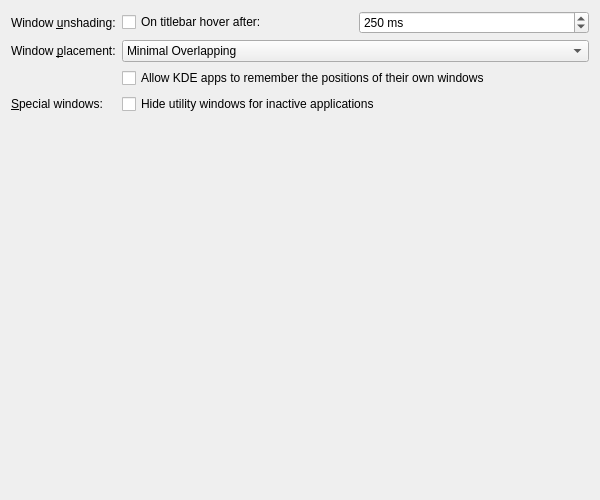
Before: the Qt Designer form kcmkwin/kwinoptions/advanced.ui in winft/theseus-ship, drawn with Qt 5.
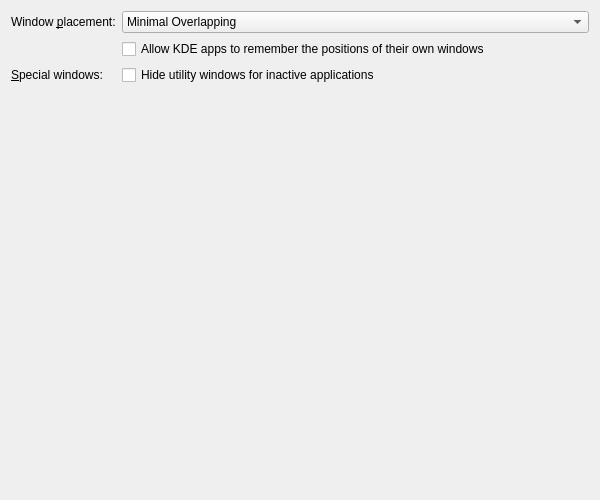
After: the same form once the commit is applied. Custom widgets are drawn as their Qt base class.

Commit message: feat: remove shading windows

The edit to the form file:
```diff
--- a/kcmkwin/kwinoptions/advanced.ui
+++ b/kcmkwin/kwinoptions/advanced.ui
@@ -15,52 +15,6 @@
     <set>Qt::AlignHCenter|Qt::AlignTop</set>
    </property>
    <item row="0" column="0">
-    <widget class="QLabel" name="shadeHoverLabel">
-     <property name="text">
-      <string>Window &amp;unshading:</string>
-     </property>
-     <property name="buddy">
-      <cstring>kcfg_ShadeHover</cstring>
-     </property>
-    </widget>
-   </item>
-   <item row="0" column="1">
-    <layout class="QHBoxLayout" name="horizontalLayout_1">
-     <item>
-      <widget class="QCheckBox" name="kcfg_ShadeHover">
-       <property name="whatsThis">
-        <string>&lt;html&gt;&lt;head/&gt;&lt;body&gt;&lt;p&gt;If this option is enabled, a shaded window will unshade automatically when the mouse pointer has been over the titlebar for some time.&lt;/p&gt;&lt;/body&gt;&lt;/html&gt;</string>
-       </property>
-       <property name="text">
-        <string>On titlebar hover after:</string>
-       </property>
-      </widget>
-     </item>
-     <item>
-      <widget class="QSpinBox" name="kcfg_ShadeHoverInterval">
-       <property name="whatsThis">
-        <string>Sets the time in milliseconds before the window unshades when the mouse pointer goes over the shaded window.</string>
-       </property>
-       <property name="suffix">
-        <string> ms</string>
-       </property>
-       <property name="minimum">
-        <number>0</number>
-       </property>
-       <property name="maximum">
-        <number>3000</number>
-       </property>
-       <property name="singleStep">
-        <number>100</number>
-       </property>
-       <property name="value">
-        <number>250</number>
-       </property>
-      </widget>
-     </item>
-    </layout>
-   </item>
-   <item row="1" column="0">
     <widget class="QLabel" name="windowPlacementLabel">
      <property name="text">
       <string>Window &amp;placement:</string>
@@ -70,7 +24,7 @@
      </property>
     </widget>
    </item>
-   <item row="1" column="1">
+   <item row="0" column="1">
     <widget class="KComboBox" name="kcfg_Placement">
      <property name="whatsThis">
       <string>&lt;html&gt;&lt;head/&gt;&lt;body&gt;&lt;p&gt;The placement policy determines where a new window will appear on the desktop.&lt;/p&gt;&lt;ul style=&quot;margin-top: 0px; margin-bottom: 0px; margin-left: 0px; margin-right: 0px; -qt-list-indent: 1;&quot;&gt;&lt;li style=&quot; margin-top:12px; margin-bottom:0px; margin-left:0px; margin-right:0px; -qt-block-indent:0; text-indent:0px;&quot;&gt;&lt;span style=&quot; font-style:italic;&quot;&gt;Smart&lt;/span&gt; will try to achieve a minimum overlap of windows&lt;/li&gt;&lt;li style=&quot; margin-top:0px; margin-bottom:0px; margin-left:0px; margin-right:0px; -qt-block-indent:0; text-indent:0px;&quot;&gt;&lt;span style=&quot; font-style:italic;&quot;&gt;Maximizing&lt;/span&gt; will try to maximize every window to fill the whole screen. It might be useful to selectively affect placement of some windows using the window-specific settings.&lt;/li&gt;&lt;li style=&quot; margin-top:0px; margin-bottom:0px; margin-left:0px; margin-right:0px; -qt-block-indent:0; text-indent:0px;&quot;&gt;&lt;span style=&quot; font-style:italic;&quot;&gt;Cascade&lt;/span&gt; will cascade the windows&lt;/li&gt;&lt;li style=&quot; margin-top:0px; margin-bottom:0px; margin-left:0px; margin-right:0px; -qt-block-indent:0; text-indent:0px;&quot;&gt;&lt;span style=&quot; font-style:italic;&quot;&gt;Random&lt;/span&gt; will use a random position&lt;/li&gt;&lt;li style=&quot; margin-top:0px; margin-bottom:0px; margin-left:0px; margin-right:0px; -qt-block-indent:0; text-indent:0px;&quot;&gt;&lt;span style=&quot; font-style:italic;&quot;&gt;Centered&lt;/span&gt; will place the window centered&lt;/li&gt;&lt;li style=&quot; margin-top:0px; margin-bottom:0px; margin-left:0px; margin-right:0px; -qt-block-indent:0; text-indent:0px;&quot;&gt;&lt;span style=&quot; font-style:italic;&quot;&gt;Zero-cornered&lt;/span&gt; will place the window in the top-left corner&lt;/li&gt;&lt;li style=&quot; margin-top:0px; margin-bottom:12px; margin-left:0px; margin-right:0px; -qt-block-indent:0; text-indent:0px;&quot;&gt;&lt;span style=&quot; font-style:italic;&quot;&gt;Under mouse&lt;/span&gt; will place the window under the pointer&lt;/li&gt;&lt;/ul&gt;&lt;/body&gt;&lt;/html&gt;</string>
@@ -112,7 +66,7 @@
      </item>
     </widget>
    </item>
-   <item row="2" column="1">
+   <item row="1" column="1">
     <widget class="QCheckBox" name="kcfg_AllowKDEAppsToRememberWindowPositions">
      <property name="whatsThis">
       <string>When turned on, KDE apps which are able to remember the positions of their windows are allowed to do so. This will override the window placement mode defined above.</string>
@@ -122,7 +76,7 @@
      </property>
     </widget>
    </item>
-   <item row="3" column="0">
+   <item row="2" column="0">
     <widget class="QLabel" name="specialWindowsLabel">
      <property name="text">
       <string>&amp;Special windows:</string>
@@ -132,7 +86,7 @@
      </property>
     </widget>
    </item>
-   <item row="3" column="1">
+   <item row="2" column="1">
     <widget class="QCheckBox" name="kcfg_HideUtilityWindowsForInactive">
      <property name="whatsThis">
       <string>When turned on, utility windows (tool windows, torn-off menus,...) of inactive applications will be hidden and will be shown only when the application becomes active. Note that applications have to mark the windows with the proper window type for this feature to work.</string>
```
The commit also changes 74 other files.
